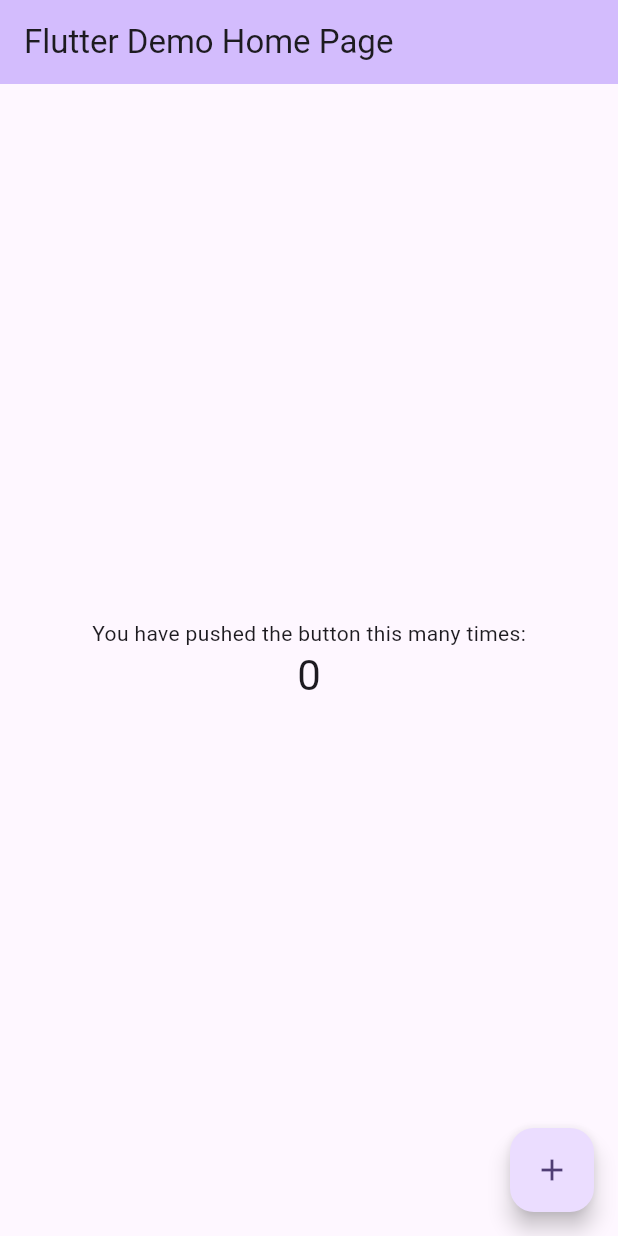
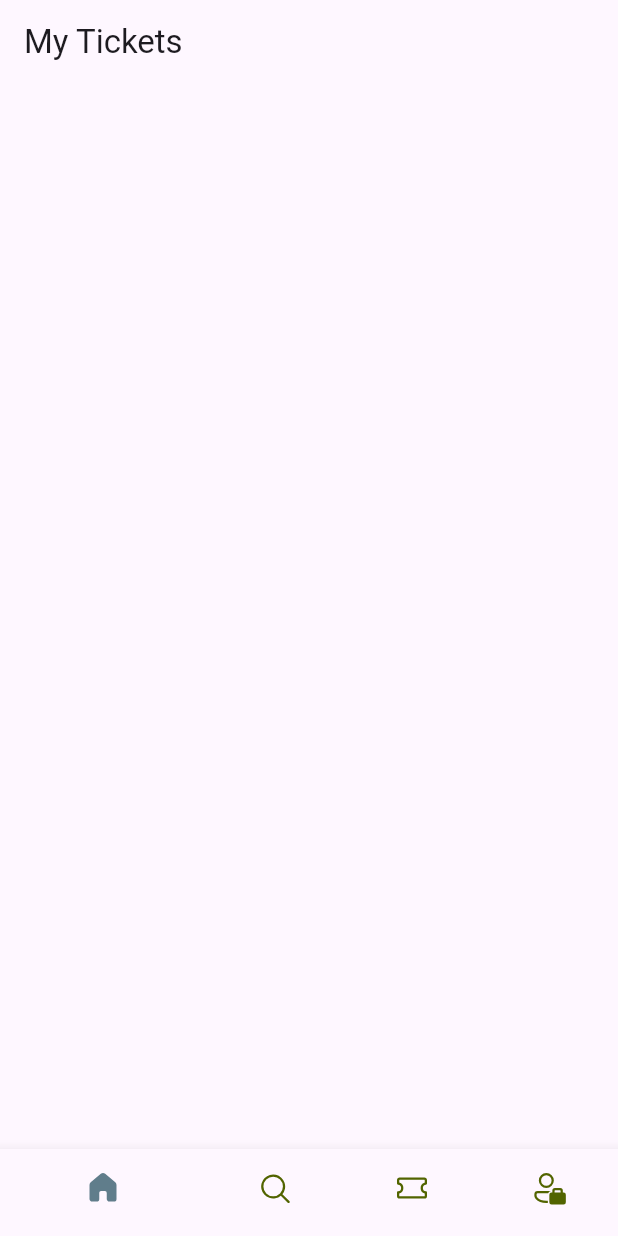
Before and after one commit to kasimkazmi/flutter_application_1, a Flutter app: the screen it shows after launch, on a phone screen of 412 x 824 dp. Run offline on Flutter 3.47's test engine with Material 3 defaults, Android fonts, the phone set to English and light mode, and no system bars; our stand-ins replace fluentui_icons.

Commit message:
bottom_navbar created

```diff
--- /dev/null
+++ b/lib/base/bottom_navbar.dart
@@ -0,0 +1,65 @@
+import 'package:fluentui_icons/fluentui_icons.dart';
+import 'package:flutter/cupertino.dart';
+import 'package:flutter/material.dart';
+import 'package:flutter_application_1/screens/home_screen.dart';
+
+class BottomNavBar extends StatefulWidget {
+  const BottomNavBar({super.key});
+
+  @override
+  State<BottomNavBar> createState() => _BottomNavBarState();
+}
+
+class _BottomNavBarState extends State<BottomNavBar> {
+  final appScreen = [
+    const HomeScreen(),
+    const Text("Search"),
+    const Text("Ticket"),
+    const Text("Profile")
+  ];
+
+  //change index for BottomNavBar
+  int _selectedIndex = 0;
+
+  void _onItemTapped(int index){
+    setState(() {
+      _selectedIndex = index;
+    });
+  }
+  @override
+  Widget build(BuildContext context) {
+    return Scaffold(
+      appBar: AppBar(
+        title: Text("My Tickets "),
+      ),
+      body: Center(
+        child: appScreen[_selectedIndex],
+      ),
+      bottomNavigationBar: BottomNavigationBar(
+        currentIndex: _selectedIndex,
+        onTap: _onItemTapped,
+          selectedItemColor: Colors.blueGrey,
+          unselectedItemColor: const Color(0xFF526400),
+          showSelectedLabels: false,
+          items: [
+            BottomNavigationBarItem(
+                icon: Icon(FluentSystemIcons.ic_fluent_home_regular),
+                activeIcon: Icon(FluentSystemIcons.ic_fluent_home_filled),
+                label: "Home"),
+            BottomNavigationBarItem(
+                icon: Icon(FluentSystemIcons.ic_fluent_search_regular),
+                activeIcon: Icon(FluentSystemIcons.ic_fluent_search_filled),
+                label: "Search"),
+            BottomNavigationBarItem(
+                icon: Icon(FluentSystemIcons.ic_fluent_ticket_regular),
+                activeIcon: Icon(FluentSystemIcons.ic_fluent_ticket_filled),
+                label: "Ticket"),
+            BottomNavigationBarItem(
+                icon: Icon(FluentSystemIcons.ic_fluent_person_accounts_regular),
+                activeIcon:
+                    Icon(FluentSystemIcons.ic_fluent_person_accounts_filled),
+                label: "Profile"),
+          ]),
+    );
+  }
+}
--- a/lib/main.dart
+++ b/lib/main.dart
@@ -1,6 +1,8 @@
 import 'package:flutter/material.dart';
+import 'package:flutter_application_1/base/bottom_navbar.dart';
 
 void main() {
+
   runApp(const MyApp());
 }
 
@@ -11,115 +13,8 @@ class MyApp extends StatelessWidget {
   @override
   Widget build(BuildContext context) {
     return MaterialApp(
-      title: 'Flutter Demo',
-      theme: ThemeData(
-        // This is the theme of your application.
-        //
-        // TRY THIS: Try running your application with "flutter run". You'll see
-        // the application has a purple toolbar. Then, without quitting the app,
-        // try changing the seedColor in the colorScheme below to Colors.green
-        // and then invoke "hot reload" (save your changes or press the "hot
-        // reload" button in a Flutter-supported IDE, or press "r" if you used
-        // the command line to start the app).
-        //
-        // Notice that the counter didn't reset back to zero; the application
-        // state is not lost during the reload. To reset the state, use hot
-        // restart instead.
-        //
-        // This works for code too, not just values: Most code changes can be
-        // tested with just a hot reload.
-        colorScheme: ColorScheme.fromSeed(seedColor: Colors.deepPurple),
-        useMaterial3: true,
-      ),
-      home: const MyHomePage(title: 'Flutter Demo Home Page'),
+      theme: ThemeData(),
+      home:BottomNavBar()
     );
   }
 }
-
-class MyHomePage extends StatefulWidget {
-  const MyHomePage({super.key, required this.title});
-
-  // This widget is the home page of your application. It is stateful, meaning
-  // that it has a State object (defined below) that contains fields that affect
-  // how it looks.
-
-  // This class is the configuration for the state. It holds the values (in this
-  // case the title) provided by the parent (in this case the App widget) and
-  // used by the build method of the State. Fields in a Widget subclass are
-  // always marked "final".
-
-  final String title;
-
-  @override
-  State<MyHomePage> createState() => _MyHomePageState();
-}
-
-class _MyHomePageState extends State<MyHomePage> {
-  int _counter = 0;
-
-  void _incrementCounter() {
-    setState(() {
-      // This call to setState tells the Flutter framework that something has
-      // changed in this State, which causes it to rerun the build method below
-      // so that the display can reflect the updated values. If we changed
-      // _counter without calling setState(), then the build method would not be
-      // called again, and so nothing would appear to happen.
-      _counter++;
-    });
-  }
-
-  @override
-  Widget build(BuildContext context) {
-    // This method is rerun every time setState is called, for instance as done
-    // by the _incrementCounter method above.
-    //
-    // The Flutter framework has been optimized to make rerunning build methods
-    // fast, so that you can just rebuild anything that needs updating rather
-    // than having to individually change instances of widgets.
-    return Scaffold(
-      appBar: AppBar(
-        // TRY THIS: Try changing the color here to a specific color (to
-        // Colors.amber, perhaps?) and trigger a hot reload to see the AppBar
-        // change color while the other colors stay the same.
-        backgroundColor: Theme.of(context).colorScheme.inversePrimary,
-        // Here we take the value from the MyHomePage object that was created by
-        // the App.build method, and use it to set our appbar title.
-        title: Text(widget.title),
-      ),
-      body: Center(
-        // Center is a layout widget. It takes a single child and positions it
-        // in the middle of the parent.
-        child: Column(
-          // Column is also a layout widget. It takes a list of children and
-          // arranges them vertically. By default, it sizes itself to fit its
-          // children horizontally, and tries to be as tall as its parent.
-          //
-          // Column has various properties to control how it sizes itself and
-          // how it positions its children. Here we use mainAxisAlignment to
-          // center the children vertically; the main axis here is the vertical
-          // axis because Columns are vertical (the cross axis would be
-          // horizontal).
-          //
-          // TRY THIS: Invoke "debug painting" (choose the "Toggle Debug Paint"
-          // action in the IDE, or press "p" in the console), to see the
-          // wireframe for each widget.
-          mainAxisAlignment: MainAxisAlignment.center,
-          children: <Widget>[
-            const Text(
-              'You have pushed the button this many times:',
-            ),
-            Text(
-              '$_counter',
-              style: Theme.of(context).textTheme.headlineMedium,
-            ),
-          ],
-        ),
-      ),
-      floatingActionButton: FloatingActionButton(
-        onPressed: _incrementCounter,
-        tooltip: 'Increment',
-        child: const Icon(Icons.add),
-      ), // This trailing comma makes auto-formatting nicer for build methods.
-    );
-  }
-}
--- /dev/null
+++ b/lib/screens/home_screen.dart
@@ -0,0 +1,13 @@
+import 'package:flutter/cupertino.dart';
+
+class HomeScreen extends StatelessWidget {
+  const HomeScreen({super.key});
+
+  @override
+  Widget build(BuildContext context) {
+
+    //Colum
+    //ListView
+    return  Container();
+  }
+}
--- a/pubspec.yaml
+++ b/pubspec.yaml
@@ -34,6 +34,7 @@ dependencies:
   # The following adds the Cupertino Icons font to your application.
   # Use with the CupertinoIcons class for iOS style icons.
   cupertino_icons: ^1.0.8
+  fluentui_icons: ^1.0.0
 
 dev_dependencies:
   flutter_test:
```
Also changed, not shown: pubspec.lock.
